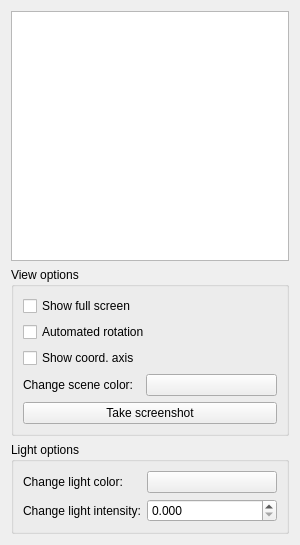
The window that libraries/disp/viewers/formfiles/control3dview.ui (mne-tools/mne-cpp) describes before a commit, drawn with Qt 5.
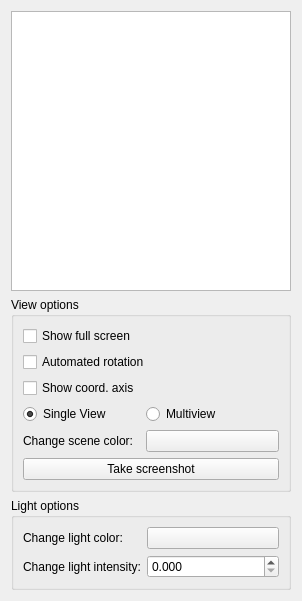
The same window after the commit.

Commit message: ENH: add controls for single/multi view selection

```diff
--- a/libraries/disp/viewers/formfiles/control3dview.ui
+++ b/libraries/disp/viewers/formfiles/control3dview.ui
@@ -6,8 +6,8 @@
    <rect>
     <x>0</x>
     <y>0</y>
-    <width>300</width>
-    <height>520</height>
+    <width>302</width>
+    <height>601</height>
    </rect>
   </property>
   <property name="sizePolicy">
@@ -70,20 +70,6 @@
           <string>View options</string>
          </property>
          <layout class="QFormLayout" name="formLayout">
-          <item row="3" column="0">
-           <widget class="QLabel" name="m_label_sceneColorPicker">
-            <property name="text">
-             <string>Change scene color:</string>
-            </property>
-           </widget>
-          </item>
-          <item row="3" column="1">
-           <widget class="QPushButton" name="m_pushButton_sceneColorPicker">
-            <property name="text">
-             <string/>
-            </property>
-           </widget>
-          </item>
           <item row="0" column="0" colspan="2">
            <widget class="QCheckBox" name="m_checkBox_showFullScreen">
             <property name="text">
@@ -105,13 +91,47 @@
             </property>
            </widget>
           </item>
-          <item row="4" column="0" colspan="2">
+          <item row="4" column="0">
+           <widget class="QLabel" name="m_label_sceneColorPicker">
+            <property name="text">
+             <string>Change scene color:</string>
+            </property>
+           </widget>
+          </item>
+          <item row="4" column="1">
+           <widget class="QPushButton" name="m_pushButton_sceneColorPicker">
+            <property name="text">
+             <string/>
+            </property>
+           </widget>
+          </item>
+          <item row="5" column="0" colspan="2">
            <widget class="QPushButton" name="m_pushButton_takeScreenshot">
             <property name="text">
              <string>Take screenshot</string>
             </property>
            </widget>
           </item>
+          <item row="3" column="0">
+           <widget class="QRadioButton" name="m_radioButton_single">
+            <property name="text">
+             <string>Single View</string>
+            </property>
+            <property name="checked">
+             <bool>true</bool>
+            </property>
+           </widget>
+          </item>
+          <item row="3" column="1">
+           <widget class="QRadioButton" name="m_radioButton_multi">
+            <property name="text">
+             <string>Multiview</string>
+            </property>
+            <property name="checked">
+             <bool>false</bool>
+            </property>
+           </widget>
+          </item>
          </layout>
         </widget>
        </item>
```
The commit also changes 2 other files.
